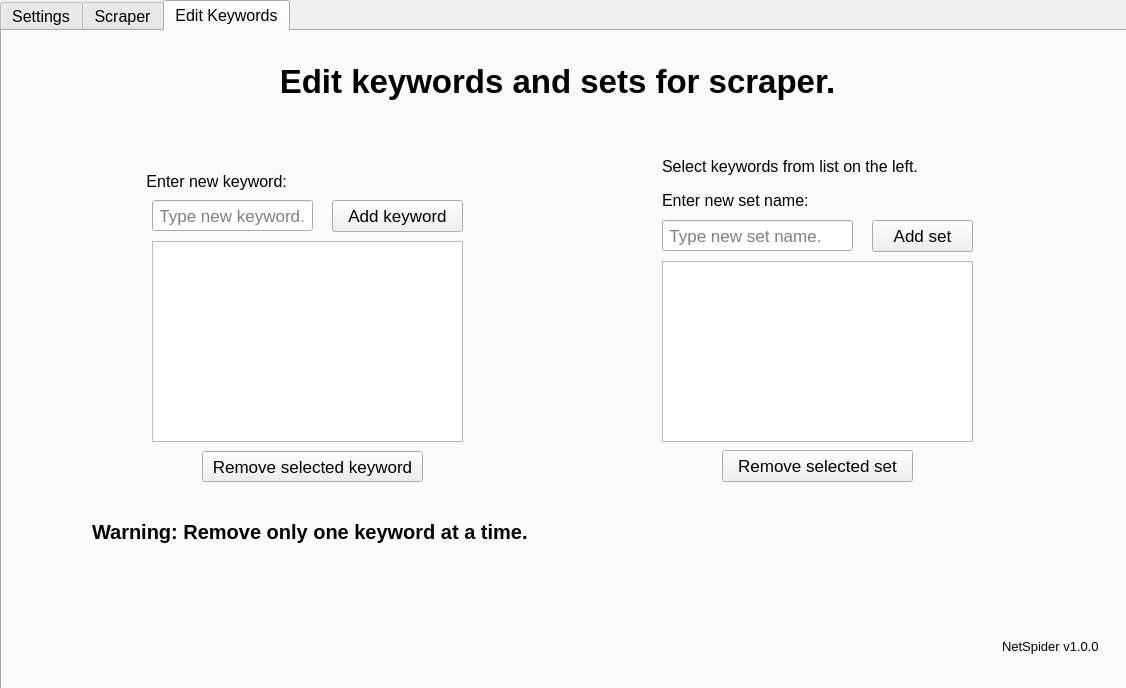
Above: GUIComponents/Scraper.ui from dfgrisales5078/HSI-Web-Scraper before the change. Below: the same form after it.
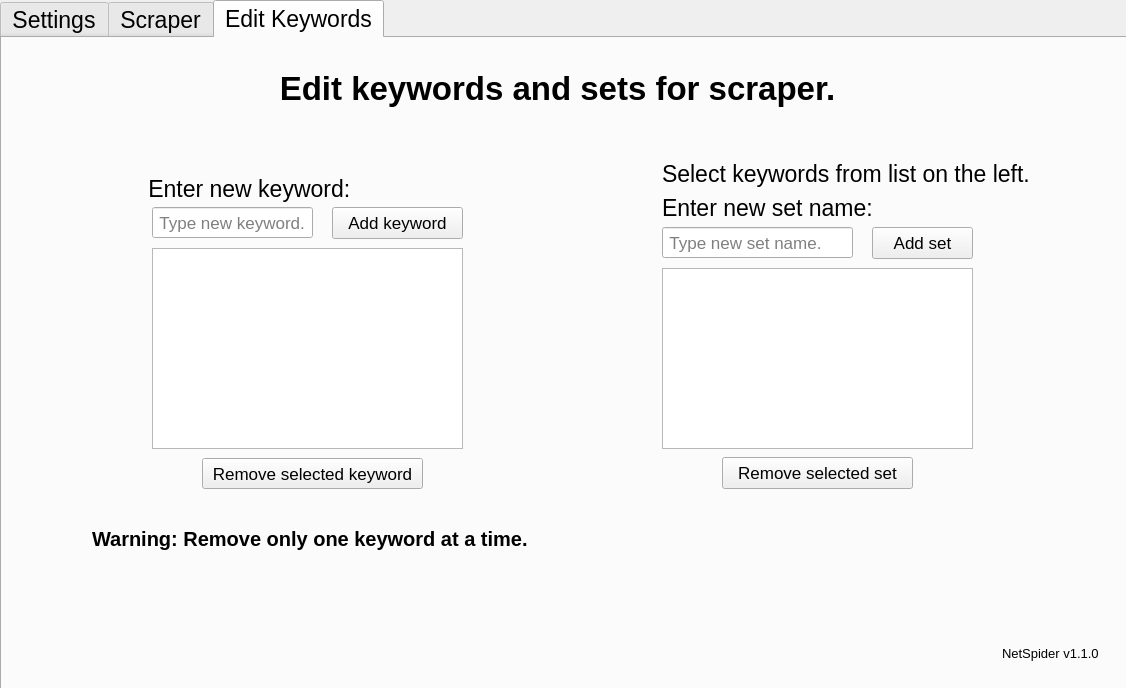
That is the form after the change. The open tabs and pages were chosen to show the change.

```diff
--- a/GUIComponents/Scraper.ui
+++ b/GUIComponents/Scraper.ui
@@ -24,7 +24,7 @@
    </property>
    <property name="font">
     <font>
-     <pointsize>12</pointsize>
+     <pointsize>17</pointsize>
     </font>
    </property>
    <property name="layoutDirection">
@@ -783,11 +783,6 @@
        <height>31</height>
       </rect>
      </property>
-     <property name="font">
-      <font>
-       <pointsize>12</pointsize>
-      </font>
-     </property>
      <property name="text">
       <string> Enter new keyword:</string>
      </property>
@@ -801,11 +796,6 @@
        <height>31</height>
       </rect>
      </property>
-     <property name="font">
-      <font>
-       <pointsize>12</pointsize>
-      </font>
-     </property>
      <property name="text">
       <string>Enter new set name:</string>
      </property>
@@ -855,11 +845,6 @@
        <height>31</height>
       </rect>
      </property>
-     <property name="font">
-      <font>
-       <pointsize>12</pointsize>
-      </font>
-     </property>
      <property name="text">
       <string>Select keywords from list on the left.</string>
      </property>
@@ -921,7 +906,7 @@
       </font>
      </property>
      <property name="text">
-      <string>NetSpider v1.0.0</string>
+      <string>NetSpider v1.1.0</string>
      </property>
     </widget>
    </widget>
```
Left out of the diff: 16 changed lines with no effect on the pictures.
